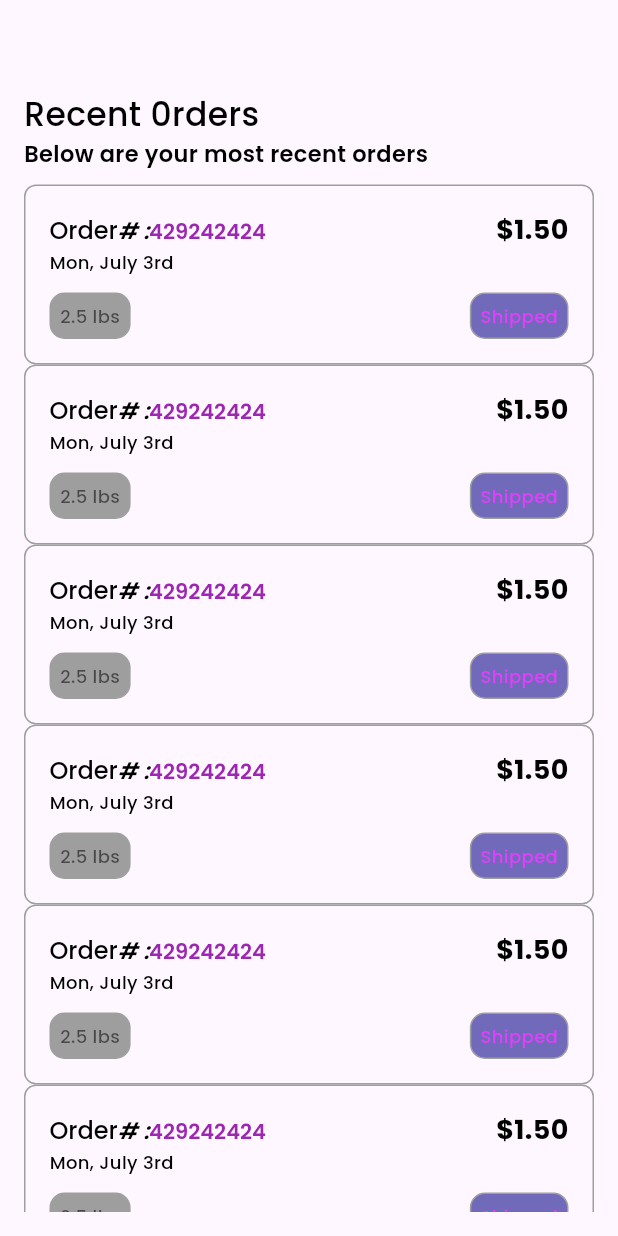
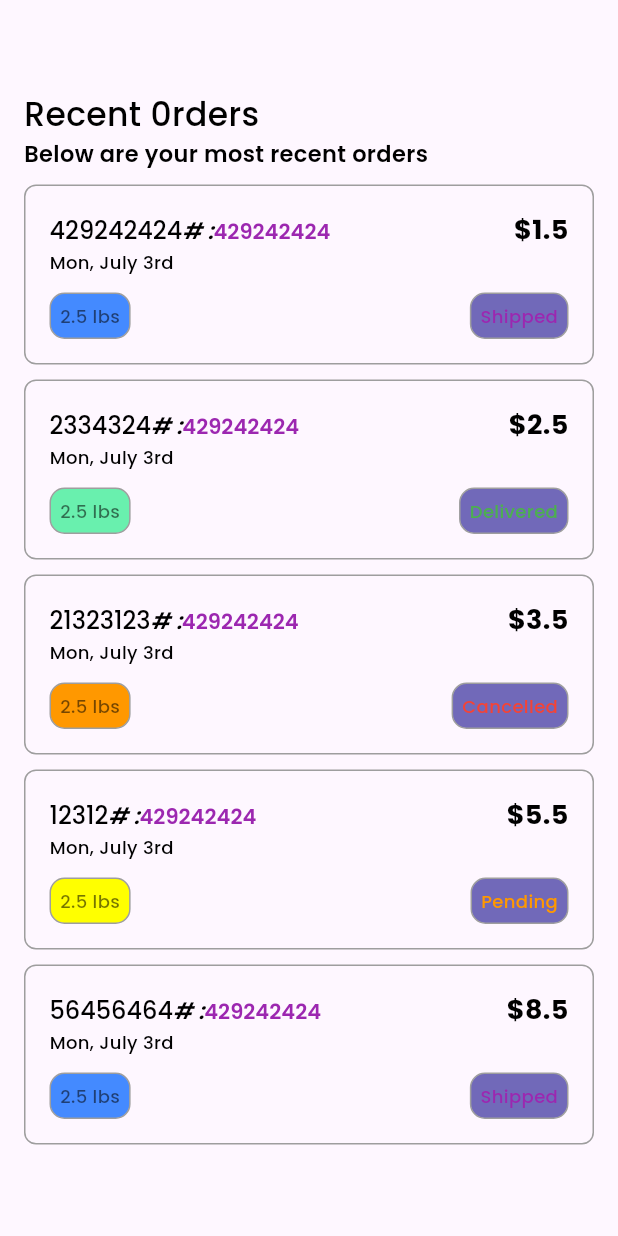
Before and after one commit to Niru-Prajapati/Flutter, a Flutter app: the OrderScreen screen opened directly, on a phone screen of 412 x 824 dp. Run offline on Flutter 3.47's test engine with Material 3 defaults, Android fonts, the phone set to English and light mode, and no system bars; project files that could hold a hidden picture were left out.

Commit message:
updated files

```diff
--- a/lib/modules/home/order_screen.dart
+++ b/lib/modules/home/order_screen.dart
@@ -10,7 +10,56 @@ class OrderScreen extends StatefulWidget {
 }
 
 class _OrderScreenState extends State<OrderScreen> {
-  orderWidget() {
+
+  List<Map<String, dynamic>> orderItems=[
+    {
+      "orderId": "429242424",
+      "amount": 1.50,
+      "date": "Mon, July 3rd",
+      "weight": "2.5 lbs",
+      "status": "Shipped",
+      "statusColor": Colors.purple,
+      "statusBgColor": Colors.blueAccent,
+    },
+    {
+      "orderId": "2334324",
+      "amount": 2.50,
+      "date": "Mon, July 3rd",
+      "weight": "2.5 lbs",
+      "status": "Delivered",
+      "statusColor": Colors.green,
+      "statusBgColor": Colors.greenAccent,
+    },
+    {
+      "orderId": "21323123",
+      "amount": 3.50,
+      "date": "Mon, July 3rd",
+      "weight": "2.5 lbs",
+      "status": "Cancelled",
+      "statusColor": Colors.red,
+      "statusBgColor": Colors.orange,
+    },
+    {
+      "orderId": "12312",
+      "amount": 5.50,
+      "date": "Mon, July 3rd",
+      "weight": "2.5 lbs",
+      "status": "Pending",
+      "statusColor": Colors.orange,
+      "statusBgColor": Colors.yellowAccent,
+    },
+    {
+      "orderId": "56456464",
+      "amount": 8.50,
+      "date": "Mon, July 3rd",
+      "weight": "2.5 lbs",
+      "status": "Shipped",
+      "statusColor": Colors.purple,
+      "statusBgColor": Colors.blueAccent,
+    },
+  ];
+
+  orderWidget(List<Map<String, dynamic>> order,int index) {
     return Container(
       width: double.infinity,
       padding: EdgeInsets.all(16),
@@ -25,7 +74,7 @@ class _OrderScreenState extends State<OrderScreen> {
             mainAxisAlignment:MainAxisAlignment.spaceBetween,
             children: [
               RichText(text: TextSpan(
-                text: 'Order',style: AppTextStyle.poppinsMedium.copyWith(fontSize: 16),
+                text: order[index]['orderId'],style: AppTextStyle.poppinsMedium.copyWith(fontSize: 16),
                 children: [
                   TextSpan(text: '# ',style: AppTextStyle.poppinsSemiBold.copyWith(
                       fontSize: 15,fontStyle: FontStyle.italic),
@@ -39,7 +88,8 @@ class _OrderScreenState extends State<OrderScreen> {
                 ],
               ),
               ),
-              Text('\$1.50',style: AppTextStyle.poppinsBold.copyWith(
+              Text('\$${order[index]['amount']}',
+                style: AppTextStyle.poppinsBold.copyWith(
                 fontSize: 18,
               ),),
             ],
@@ -53,7 +103,7 @@ class _OrderScreenState extends State<OrderScreen> {
             children: [
               Container(
                 decoration: BoxDecoration(
-                  color: Colors.grey,
+                  color: order[index]['statusBgColor'],
                   borderRadius: BorderRadius.circular(10),
                   border: Border.all(color: Colors.grey),
                 ),
@@ -72,10 +122,10 @@ class _OrderScreenState extends State<OrderScreen> {
                   border: Border.all(color: Colors.grey),
                 ),
                 padding: EdgeInsets.all(6),
-                child: Text('Shipped',
+                child: Text(order[index]['status'],
                   style: AppTextStyle.poppinsMedium.copyWith(
                     fontSize: 12,
-                    color: Colors.purpleAccent,
+                    color: order[index]['statusColor'],
                   ),
                 ),
               )
@@ -107,15 +157,18 @@ class _OrderScreenState extends State<OrderScreen> {
               Text('Below are your most recent orders',
               style: AppTextStyle.poppinsSemiBold.copyWith(fontSize: 15),),
               SizedBox(height: 10,),
-              ListView(
+              ListView.separated(
+                  separatorBuilder: (context,index){
+                    return SizedBox(height: 10);
+                  },
+
+                itemBuilder: (context, index){
+                  return orderWidget(orderItems,index);
+                },
+                itemCount: orderItems.length,
                 shrinkWrap: true,
                 primary: false,
-                children: [
-                  for(int i=0; i<21; i++)... [
-                    orderWidget(),
-                  ],
 
-                ],
               ),
             ],
           ),
```
